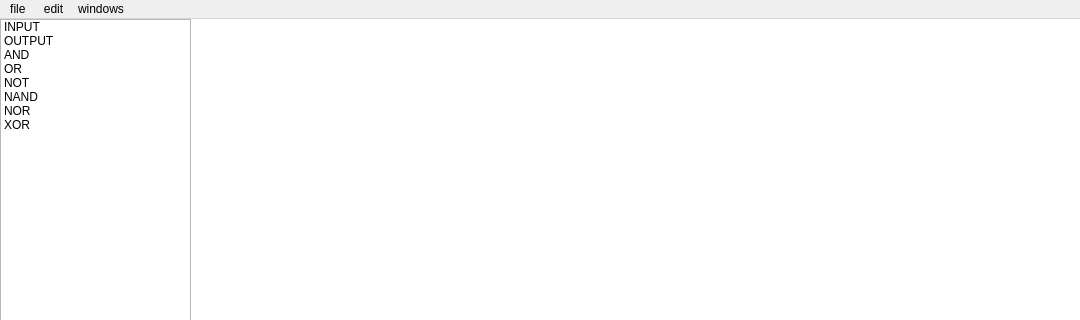
Before: the Qt Designer form ui/main_win.ui in cooldkt143/Logic-Gate, drawn with Qt 5; both pictures show x 0 to 1080 and y 0 to 320 of the 1080 by 552 pixel window.
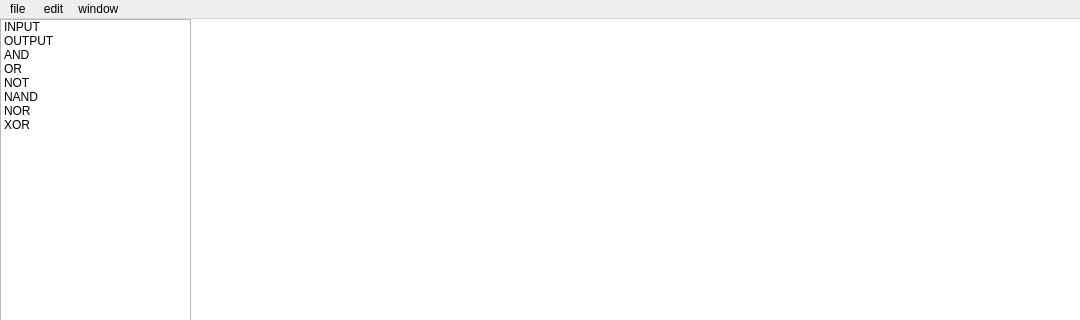
After: the same form once the commit is applied.

```diff
--- a/ui/main_win.ui
+++ b/ui/main_win.ui
@@ -117,7 +117,7 @@
    </widget>
    <widget class="QMenu" name="menuwindows">
     <property name="title">
-     <string>windows</string>
+     <string>window </string>
     </property>
    </widget>
    <addaction name="menufile"/>
```
Left out of the diff: 6 changed lines with no effect on the pictures.
